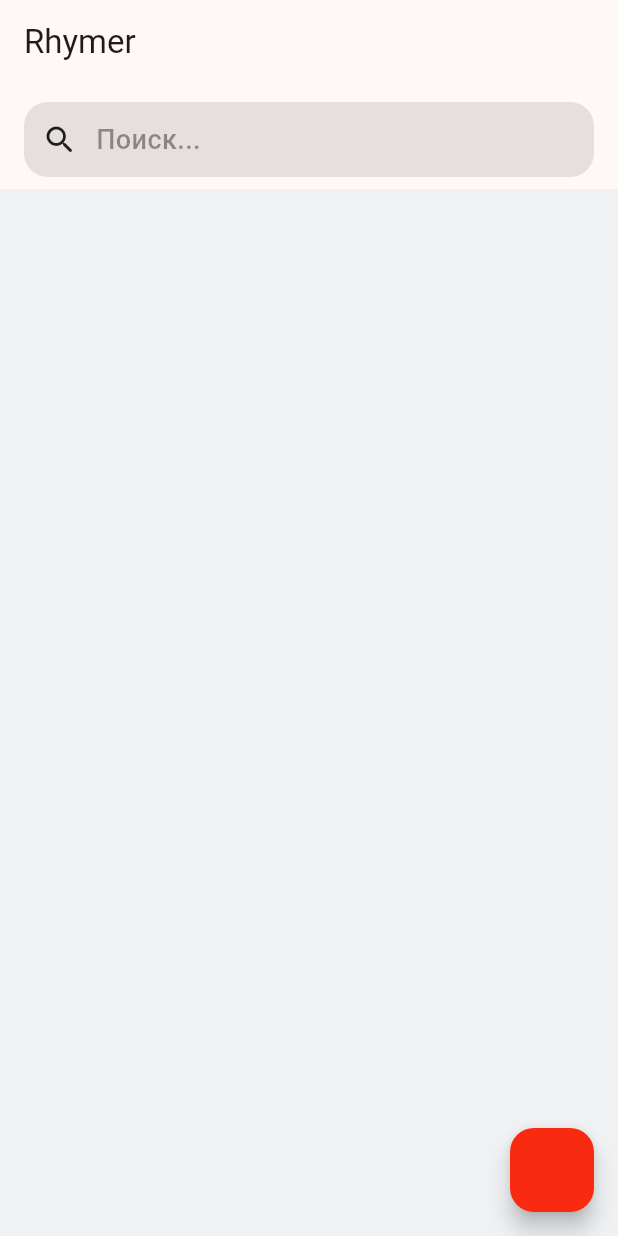
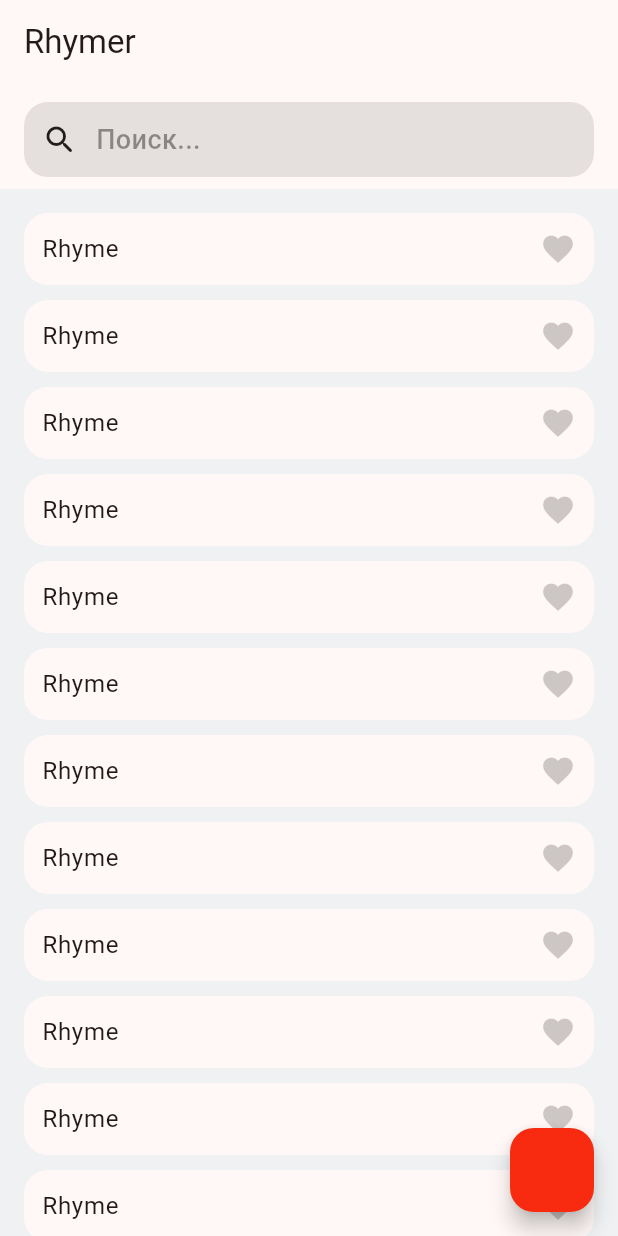
Before and after one commit to MajidiyM/rhymer, a Flutter app: the screen it shows after launch, on a phone screen of 412 x 824 dp. Run offline on Flutter 3.47's test engine with Material 3 defaults, Android fonts, the light colour scheme and no system bars.

Commit message:
[+] RhymeListCard
Список обьектов

```diff
--- a/lib/main.dart
+++ b/lib/main.dart
@@ -43,6 +43,14 @@
               child: SearchButton(),
             ),
           ),
+          const SliverToBoxAdapter(
+            child: SizedBox(
+              height: 16,
+            ),
+          ),
+          SliverList.builder(
+            itemBuilder: (context, index) => RhymeListCard(),
+          ),
         ],
       ),
       floatingActionButton: FloatingActionButton(
@@ -70,7 +78,9 @@
       child: Row(
         children: [
           Icon(Icons.search_rounded),
-          SizedBox(width: 12,),
+          SizedBox(
+            width: 12,
+          ),
           Text(
             "Поиск...",
             style: TextStyle(
@@ -84,3 +94,31 @@
     );
   }
 }
+
+class RhymeListCard extends StatelessWidget {
+  const RhymeListCard({super.key});
+
+  @override
+  Widget build(BuildContext context) {
+    final theme = Theme.of(context);
+    return Container(
+      width: double.infinity,
+      margin: const EdgeInsets.symmetric(horizontal: 16).copyWith(bottom: 10),
+      padding: const EdgeInsets.only(left: 12),
+      decoration: BoxDecoration(
+        color: theme.cardColor,
+        borderRadius: BorderRadius.circular(16),
+      ),
+      child: Row(
+        mainAxisAlignment: MainAxisAlignment.spaceBetween,
+        children: [
+          Text(
+            "Rhyme",
+            style: theme.textTheme.bodyLarge,
+          ),
+          IconButton(onPressed: (){}, icon: Icon(Icons.favorite, color: theme.hintColor.withOpacity(0.2),),),
+        ],
+      ),
+    );
+  }
+}
```
Also changed, not shown: 10 other files.
